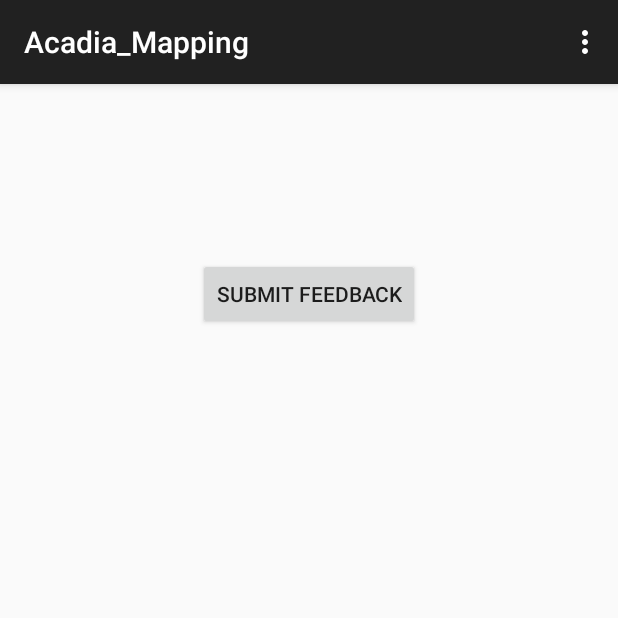
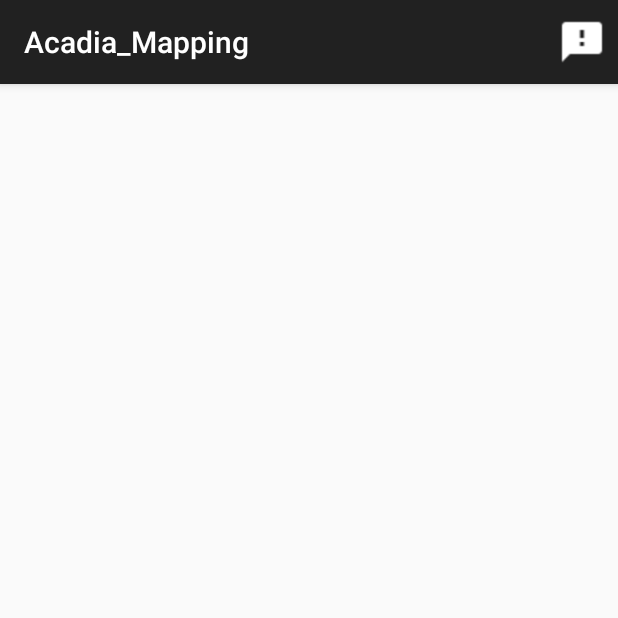
Before and after one commit to Christian-Frey/Acadia_Mapping, an Android app: the screen it shows after launch (MainActivity), on a phone screen of 412 x 824 dp, the top half of it. Run offline under Robolectric (Android 15) with nearby library versions, the phone set to English and light mode, and no system bars.

Commit message:
Added Submit Feedback to Action Bar, added icon.

```diff
--- a/app/src/main/AndroidManifest.xml
+++ b/app/src/main/AndroidManifest.xml
@@ -15,7 +15,6 @@
             android:label="@string/app_name" >
             <intent-filter>
                 <action android:name="android.intent.action.MAIN" />
-
                 <category android:name="android.intent.category.LAUNCHER" />
             </intent-filter>
         </activity>
--- a/app/src/main/java/cfreyvermont/acadia_mapping/SubmitFeedback.java
+++ b/app/src/main/java/cfreyvermont/acadia_mapping/SubmitFeedback.java
@@ -18,6 +18,7 @@ import android.widget.Toast;
 import java.io.IOException;
 import java.net.HttpURLConnection;
 import java.net.URL;
+import java.net.URLEncoder;
 
 
 public class SubmitFeedback extends AppCompatActivity {
@@ -122,9 +123,11 @@ public class SubmitFeedback extends AppCompatActivity {
             Toast.makeText(getApplicationContext(), result, Toast.LENGTH_SHORT).show();
             SubmitFeedback.this.finish();
         }
+
         //uploads the data to the server specified at the top of the private class.
         protected String uploadData(String[] vars) {
             try {
+                vars[0] = URLEncoder.encode(vars[0], "UTF-8");
                 String dataToEncode = "?btnText=" + vars[0] + "&isLiked=" + vars[2] +
                         "&feedback=" + vars[1];
 
--- a/app/src/main/res/layout/activity_main.xml
+++ b/app/src/main/res/layout/activity_main.xml
@@ -5,14 +5,4 @@
     android:paddingTop="@dimen/activity_vertical_margin"
     android:paddingBottom="@dimen/activity_vertical_margin" tools:context=".MainActivity">
 
-    <Button
-        android:layout_width="wrap_content"
-        android:layout_height="wrap_content"
-        android:text="@string/submit_feedback_button"
-        android:hint="TestButton"
-        android:id="@+id/submit_feedback_icon"
-        android:layout_alignParentTop="true"
-        android:layout_centerHorizontal="true"
-        android:layout_marginTop="100dp"
-        android:onClick="submitFeedbackHandler"/>
 </RelativeLayout>
--- /dev/null
+++ b/app/src/main/res/menu/main_activity_actions.xml
@@ -0,0 +1,11 @@
+<menu xmlns:android="http://schemas.android.com/apk/res/android"
+    xmlns:acadiaMapping="http://schemas.android.com/apk/res-auto"
+    xmlns:tools="http://schemas.android.com/tools"
+    android:title="@string/activity_bar">
+
+    <item android:title="@string/title_activity_submit_feedback"
+          android:id="@+id/main_feedback_icon"
+          android:icon="@drawable/ic_feedback_white_24dp"
+          acadiaMapping:showAsAction="ifRoom|withText"
+          tools:ignore="MenuTitle" />
+</menu>
--- a/app/src/main/res/values/strings.xml
+++ b/app/src/main/res/values/strings.xml
@@ -3,10 +3,12 @@
 
     <string name="hello_world">Hello world!</string>
     <string name="action_settings">Settings</string>
+    <string name="activity_bar">Acadia Mapping</string>
 
     <!-- //Strings related to the submit feedback feature -->
+    <string name="main_feedback_hint">main Menu</string>
     <string name="submit_feedback_button">Submit Feedback</string>
-    <string name="title_activity_submit_feedback">SubmitFeedback</string>
+    <string name="title_activity_submit_feedback">Submit Feedback</string>
     <string name="feedback_welcome">Thank you for submitting feedback on the feature.
         Your feedback is greatly appreciated.</string>
     <string name="positive_feedback_radio">I liked this feature!</string>
```
Also changed, not shown: app/src/main/java/cfreyvermont/acadia_mapping/MainActivity.java (+16 -29 lines), app/src/main/res/drawable/ic_feedback_white_24dp.png (added), 3 other files.
